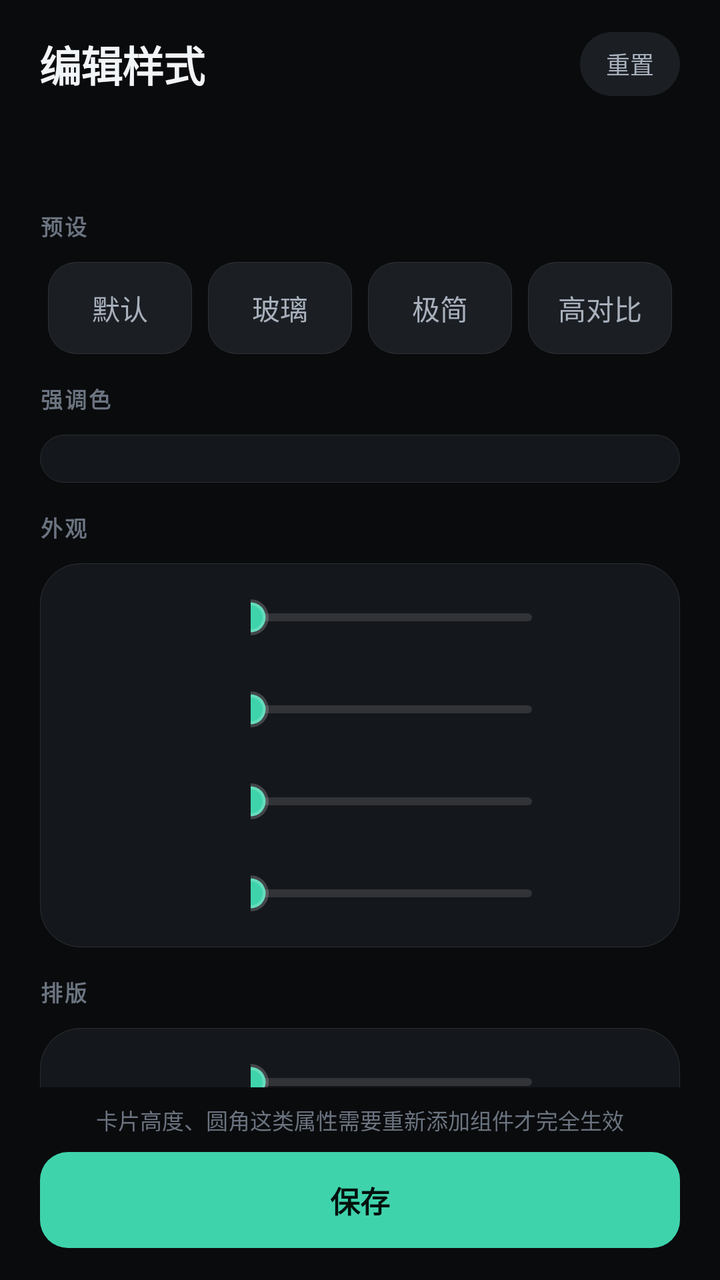
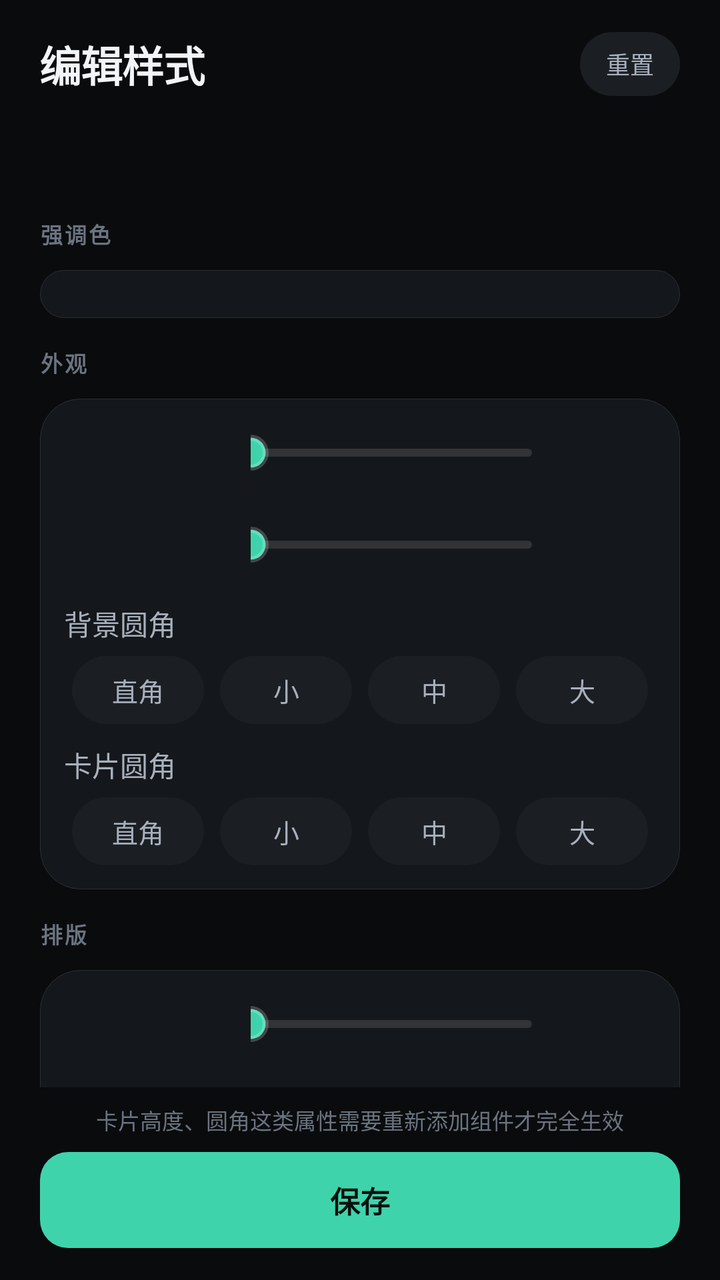

The first picture is an Android layout as it rendered before a commit; the second is the same layout after the commit. The layout source and the unified diff follow.
<!-- AndroidManifest.xml: application theme AppTheme -->
<!-- res/layout/activity_preview.xml -->
<?xml version="1.0" encoding="utf-8"?>
<LinearLayout xmlns:android="http://schemas.android.com/apk/res/android"
    android:layout_width="match_parent"
    android:layout_height="match_parent"
    android:background="?attr/colorPageBg"
    android:orientation="vertical">

    
    <LinearLayout
        android:layout_width="match_parent"
        android:layout_height="wrap_content"
        android:orientation="vertical"
        android:paddingStart="@dimen/gutter"
        android:paddingTop="16dp"
        android:paddingEnd="@dimen/gutter">

        <LinearLayout
            android:layout_width="match_parent"
            android:layout_height="wrap_content"
            android:gravity="center_vertical"
            android:orientation="horizontal">

            <TextView
                android:layout_width="wrap_content"
                android:layout_height="wrap_content"
                android:letterSpacing="-0.02"
                android:text="编辑样式"
                android:textColor="?attr/colorTextPrimary"
                android:textSize="21sp"
                android:textStyle="bold" />

            <TextView
                android:id="@+id/txt_dirty"
                android:layout_width="wrap_content"
                android:layout_height="wrap_content"
                android:layout_marginStart="8dp"
                android:background="@drawable/bg_chip_on"
                android:paddingStart="7dp"
                android:paddingTop="2dp"
                android:paddingEnd="7dp"
                android:paddingBottom="2dp"
                android:text="未保存"
                android:textColor="?attr/colorAccent"
                android:textSize="10sp"
                android:visibility="gone" />

            <View
                android:layout_width="0dp"
                android:layout_height="1dp"
                android:layout_weight="1" />

            <TextView
                android:id="@+id/btn_reset"
                android:layout_width="wrap_content"
                android:layout_height="32dp"
                android:background="@drawable/bg_chip"
                android:gravity="center"
                android:paddingStart="13dp"
                android:paddingEnd="13dp"
                android:text="重置"
                android:textColor="?attr/colorTextSecondary"
                android:textSize="12sp" />
        </LinearLayout>

        <TextView
            android:id="@+id/preview_info"
            android:layout_width="match_parent"
            android:layout_height="wrap_content"
            android:layout_marginTop="2dp"
            android:maxLines="1"
            android:ellipsize="end"
            android:textColor="?attr/colorTextTertiary"
            android:textSize="11sp" />

        <FrameLayout
            android:layout_width="match_parent"
            android:layout_height="wrap_content"
            android:id="@+id/preview_stage"
            android:layout_marginTop="10dp"
            android:padding="@dimen/sp_2">

            <FrameLayout
                android:id="@+id/preview_host"
                android:layout_width="match_parent"
                android:layout_height="wrap_content"
                android:layout_gravity="center" />
        </FrameLayout>
    </LinearLayout>

    
    <ScrollView
        android:layout_width="match_parent"
        android:layout_height="0dp"
        android:layout_weight="1"
        android:paddingStart="@dimen/gutter"
        android:paddingEnd="@dimen/gutter"
        android:paddingTop="4dp"
        android:scrollbars="none">

        <LinearLayout
            android:layout_width="match_parent"
            android:layout_height="wrap_content"
            android:orientation="vertical"
            android:paddingBottom="8dp">

            <TextView style="@style/EditorSection" android:layout_marginTop="10dp" android:text="预设" />

            <LinearLayout
                android:layout_width="match_parent"
                android:layout_height="wrap_content"
                android:orientation="horizontal">
                <TextView android:id="@+id/preset_default" style="@style/EditorPreset" android:text="默认" />
                <TextView android:id="@+id/preset_glass" style="@style/EditorPreset" android:text="玻璃" />
                <TextView android:id="@+id/preset_min" style="@style/EditorPreset" android:text="极简" />
                <TextView android:id="@+id/preset_high" style="@style/EditorPreset" android:text="高对比" />
            </LinearLayout>

            <TextView style="@style/EditorSection" android:layout_marginTop="14dp" android:text="强调色" />

            <LinearLayout
                android:layout_width="match_parent"
                android:layout_height="wrap_content"
                android:background="@drawable/bg_surface"
                android:orientation="vertical"
                android:padding="@dimen/sp_3">

                <LinearLayout
                    android:id="@+id/accent_row"
                    android:layout_width="match_parent"
                    android:layout_height="wrap_content"
                    android:orientation="horizontal" />
            </LinearLayout>

            <TextView style="@style/EditorSection" android:layout_marginTop="14dp" android:text="外观" />

            <LinearLayout
                android:layout_width="match_parent"
                android:layout_height="wrap_content"
                android:background="@drawable/bg_surface"
                android:orientation="vertical"
                android:paddingStart="@dimen/sp_3"
                android:paddingEnd="@dimen/sp_3"
                android:paddingTop="@dimen/sp_1"
                android:paddingBottom="@dimen/sp_1">

                <include layout="@layout/row_slider" android:id="@+id/row_alpha" />
                <include layout="@layout/row_slider" android:id="@+id/row_card_alpha" />
                <include layout="@layout/row_slider" android:id="@+id/row_root_radius" />
                <include layout="@layout/row_slider" android:id="@+id/row_card_radius" />
            </LinearLayout>

            <TextView style="@style/EditorSection" android:layout_marginTop="14dp" android:text="排版" />

            <LinearLayout
                android:layout_width="match_parent"
                android:layout_height="wrap_content"
                android:background="@drawable/bg_surface"
                android:orientation="vertical"
                android:paddingStart="@dimen/sp_3"
                android:paddingEnd="@dimen/sp_3"
                android:paddingTop="@dimen/sp_1"
                android:paddingBottom="@dimen/sp_2">

                <include layout="@layout/row_slider" android:id="@+id/row_font" />
                <include layout="@layout/row_slider" android:id="@+id/row_card_height" />
            </LinearLayout>

            <TextView style="@style/EditorSection" android:layout_marginTop="14dp" android:text="内容" />

            <LinearLayout
                android:layout_width="match_parent"
                android:layout_height="wrap_content"
                android:background="@drawable/bg_surface"
                android:orientation="vertical"
                android:padding="@dimen/sp_3">

                <TextView android:id="@+id/chk_upcoming" style="@style/EditorSwitch" android:text="显示未来课程" />
                <TextView android:id="@+id/chk_place" style="@style/EditorSwitch" android:text="显示地点" />
                <TextView android:id="@+id/chk_teacher" style="@style/EditorSwitch" android:text="显示教师" />
                <TextView android:id="@+id/chk_kind" style="@style/EditorSwitch" android:text="显示类型标签" />

                <LinearLayout
                    android:layout_width="match_parent"
                    android:layout_height="wrap_content"
                    android:layout_marginTop="8dp"
                    android:orientation="horizontal">

                    <TextView android:id="@+id/time_24" style="@style/EditorChip" android:text="24 小时" />
                    <TextView android:id="@+id/time_12" style="@style/EditorChip" android:text="上午 / 下午" />
                </LinearLayout>
            </LinearLayout>

            <TextView style="@style/EditorSection" android:layout_marginTop="14dp" android:text="主题" />

            <LinearLayout
                android:layout_width="match_parent"
                android:layout_height="wrap_content"
                android:background="@drawable/bg_surface"
                android:orientation="vertical"
                android:padding="@dimen/sp_3">

                <LinearLayout
                    android:layout_width="match_parent"
                    android:layout_height="wrap_content"
                    android:orientation="horizontal">

                    <TextView android:id="@+id/theme_auto" style="@style/EditorChip" android:text="跟随系统" />
                    <TextView android:id="@+id/theme_light" style="@style/EditorChip" android:text="浅色" />
                    <TextView android:id="@+id/theme_dark" style="@style/EditorChip" android:text="深色" />
                </LinearLayout>

                <TextView
                    android:layout_width="match_parent"
                    android:layout_height="wrap_content"
                    android:layout_marginTop="8dp"
                    android:text="切换后界面立即生效；桌面组件需重新添加才会完全跟上"
                    android:textColor="?attr/colorTextTertiary"
                    android:textSize="11.5sp" />
            </LinearLayout>

            <TextView style="@style/EditorSection" android:layout_marginTop="14dp" android:text="行为" />

            <LinearLayout
                android:layout_width="match_parent"
                android:layout_height="wrap_content"
                android:background="@drawable/bg_surface"
                android:orientation="vertical"
                android:padding="@dimen/sp_3">

                <LinearLayout
                    android:layout_width="match_parent"
                    android:layout_height="wrap_content"
                    android:orientation="horizontal">

                    <TextView android:id="@+id/refresh_smart" style="@style/EditorChip" android:text="智能" />
                    <TextView android:id="@+id/refresh_saver" style="@style/EditorChip" android:text="省电" />
                    <TextView android:id="@+id/refresh_frequent" style="@style/EditorChip" android:text="频繁" />
                </LinearLayout>

                <TextView
                    android:id="@+id/txt_refresh_hint"
                    android:layout_width="match_parent"
                    android:layout_height="wrap_content"
                    android:layout_marginTop="8dp"
                    android:lineSpacingExtra="2dp"
                    android:textColor="?attr/colorTextTertiary"
                    android:textSize="11.5sp" />

                <TextView
                    android:id="@+id/chk_click"
                    style="@style/EditorSwitch"
                    android:layout_marginTop="6dp"
                    android:text="点击组件打开软件" />
            </LinearLayout>
        </LinearLayout>
    </ScrollView>

    
    <LinearLayout
        android:layout_width="match_parent"
        android:layout_height="wrap_content"
        android:background="?attr/colorPageBg"
        android:orientation="vertical"
        android:paddingStart="@dimen/gutter"
        android:paddingTop="8dp"
        android:paddingEnd="@dimen/gutter"
        android:paddingBottom="16dp">

        <TextView
            android:layout_width="match_parent"
            android:layout_height="wrap_content"
            android:layout_marginBottom="8dp"
            android:lineSpacingExtra="2dp"
            android:text="卡片高度、圆角这类属性需要重新添加组件才完全生效"
            android:textColor="?attr/colorTextTertiary"
            android:textSize="11sp"
            android:gravity="center" />

        <TextView
            android:id="@+id/btn_save"
            android:layout_width="match_parent"
            android:layout_height="48dp"
            android:background="@drawable/bg_btn_primary"
            android:gravity="center"
            android:text="保存"
            android:textColor="#FF04120E"
            android:textSize="15sp"
            android:textStyle="bold" />
    </LinearLayout>
</LinearLayout>
<!-- res/layout/row_slider.xml (included above) -->
<?xml version="1.0" encoding="utf-8"?>
<LinearLayout xmlns:android="http://schemas.android.com/apk/res/android"
    android:layout_width="match_parent"
    android:layout_height="wrap_content"
    android:orientation="horizontal"
    android:gravity="center_vertical"
    android:paddingTop="7dp"
    android:paddingBottom="7dp">

    <TextView
        android:id="@+id/slider_label"
        android:layout_width="0dp"
        android:layout_height="wrap_content"
        android:layout_weight="1"
        android:maxLines="1"
        android:textColor="?attr/colorTextSecondary"
        android:textSize="14sp" />

    <SeekBar
        android:id="@+id/slider"
        android:layout_width="0dp"
        android:layout_height="32dp"
        android:layout_weight="1.5"
        android:paddingStart="0dp"
        android:paddingEnd="0dp"
        android:progressDrawable="@drawable/seek_track"
        android:splitTrack="false"
        android:thumb="@drawable/seek_thumb" />

    <TextView
        android:id="@+id/slider_value"
        android:layout_width="56dp"
        android:layout_height="wrap_content"
        android:layout_marginStart="6dp"
        android:gravity="end"
        android:textColor="?attr/colorAccent"
        android:textSize="13sp"
        android:textStyle="bold" />
</LinearLayout>
<!-- resources referenced by this layout -->
<resources>
  <dimen name="gutter">20dp</dimen>
  <dimen name="sp_1">4dp</dimen>
  <dimen name="sp_2">8dp</dimen>
  <dimen name="sp_3">12dp</dimen>
  <!-- drawable bg_btn_primary (drawable) -->
  <?xml version="1.0" encoding="utf-8"?>
  <ripple xmlns:android="http://schemas.android.com/apk/res/android" android:color="#33000000">
      <item>
          <shape android:shape="rectangle">
              <solid android:color="?attr/colorAccent" />
              <corners android:radius="@dimen/r_md" />
          </shape>
      </item>
  </ripple>
  <!-- drawable bg_chip (drawable) -->
  <?xml version="1.0" encoding="utf-8"?>
  <ripple xmlns:android="http://schemas.android.com/apk/res/android" android:color="#22FFFFFF">
      <item>
          <shape android:shape="rectangle">
              <solid android:color="?attr/colorSurfaceHigh" />
              <corners android:radius="999dp" />
          </shape>
      </item>
  </ripple>
  <!-- drawable bg_chip_on (drawable) -->
  <?xml version="1.0" encoding="utf-8"?>
  <ripple xmlns:android="http://schemas.android.com/apk/res/android" android:color="#333FD3AC">
      <item>
          <shape android:shape="rectangle">
              <solid android:color="#1F3FD3AC" />
              <corners android:radius="999dp" />
              <stroke android:width="1dp" android:color="?attr/colorAccent" />
          </shape>
      </item>
  </ripple>
  <!-- drawable bg_surface (drawable) -->
  <?xml version="1.0" encoding="utf-8"?>
  <shape xmlns:android="http://schemas.android.com/apk/res/android" android:shape="rectangle">
      <solid android:color="?attr/colorSurface" />
      <corners android:radius="@dimen/r_lg" />
      <stroke android:width="1px" android:color="?attr/colorStroke" />
  </shape>
  <!-- drawable seek_thumb (drawable) -->
  <?xml version="1.0" encoding="utf-8"?>
  <shape xmlns:android="http://schemas.android.com/apk/res/android" android:shape="oval">
      <solid android:color="?attr/colorAccent" />
      <size android:width="18dp" android:height="18dp" />
      <stroke android:width="3dp" android:color="#33FFFFFF" />
  </shape>
  <style name="EditorPreset">
          <item name="android:layout_width">0dp</item>
          <item name="android:layout_height">46dp</item>
          <item name="android:layout_weight">1</item>
          <item name="android:layout_marginStart">4dp</item>
          <item name="android:layout_marginEnd">4dp</item>
          <item name="android:background">@drawable/bg_preset</item>
          <item name="android:gravity">center</item>
          <item name="android:textColor">?attr/colorTextSecondary</item>
          <item name="android:textSize">14sp</item>
      </style>
  <style name="AppTheme" parent="AppTheme.Dark" />
  <dimen name="r_md">14dp</dimen>
  <dimen name="r_lg">20dp</dimen>
  <!-- drawable bg_preset (drawable) -->
  <?xml version="1.0" encoding="utf-8"?>
  <ripple xmlns:android="http://schemas.android.com/apk/res/android" android:color="#22FFFFFF">
      <item>
          <shape android:shape="rectangle">
              <solid android:color="?attr/colorSurfaceHigh" />
              <corners android:radius="@dimen/r_md" />
              <stroke android:width="1px" android:color="?attr/colorStroke" />
          </shape>
      </item>
  </ripple>
  <!-- drawable ic_check_off (drawable) -->
  <vector xmlns:android="http://schemas.android.com/apk/res/android"
      android:width="22dp" android:height="22dp" android:viewportWidth="24" android:viewportHeight="24">
      <path android:fillColor="#66FFFFFF" android:pathData="M12,2C6.48,2 2,6.48 2,12s4.48,10 10,10 10,-4.48 10,-10S17.52,2 12,2zM12,20c-4.42,0 -8,-3.58 -8,-8s3.58,-8 8,-8 8,3.58 8,8 -3.58,8 -8,8z"/>
  </vector>
  <!-- unchanged entries left out for length: 5 -->
</resources>

<!-- the commit's change to res/layout/activity_preview.xml (unified diff, before → after) -->
@@ -89,6 +89,7 @@
 
     
     <ScrollView
+        android:id="@+id/editor_scroll"
         android:layout_width="match_parent"
         android:layout_height="0dp"
         android:layout_weight="1"
@@ -103,18 +104,6 @@
             android:orientation="vertical"
             android:paddingBottom="8dp">
 
-            <TextView style="@style/EditorSection" android:layout_marginTop="10dp" android:text="预设" />
-
-            <LinearLayout
-                android:layout_width="match_parent"
-                android:layout_height="wrap_content"
-                android:orientation="horizontal">
-                <TextView android:id="@+id/preset_default" style="@style/EditorPreset" android:text="默认" />
-                <TextView android:id="@+id/preset_glass" style="@style/EditorPreset" android:text="玻璃" />
-                <TextView android:id="@+id/preset_min" style="@style/EditorPreset" android:text="极简" />
-                <TextView android:id="@+id/preset_high" style="@style/EditorPreset" android:text="高对比" />
-            </LinearLayout>
-
             <TextView style="@style/EditorSection" android:layout_marginTop="14dp" android:text="强调色" />
 
             <LinearLayout
@@ -145,8 +134,46 @@
 
                 <include layout="@layout/row_slider" android:id="@+id/row_alpha" />
                 <include layout="@layout/row_slider" android:id="@+id/row_card_alpha" />
-                <include layout="@layout/row_slider" android:id="@+id/row_root_radius" />
-                <include layout="@layout/row_slider" android:id="@+id/row_card_radius" />
+
+                <TextView
+                    android:layout_width="match_parent"
+                    android:layout_height="wrap_content"
+                    android:layout_marginTop="6dp"
+                    android:text="背景圆角"
+                    android:textColor="?attr/colorTextSecondary"
+                    android:textSize="14sp" />
+
+                <LinearLayout
+                    android:layout_width="match_parent"
+                    android:layout_height="wrap_content"
+                    android:layout_marginTop="6dp"
+                    android:layout_marginBottom="4dp"
+                    android:orientation="horizontal">
+                    <TextView android:id="@+id/r_root_0" style="@style/EditorChip" android:text="直角" />
+                    <TextView android:id="@+id/r_root_1" style="@style/EditorChip" android:text="小" />
+                    <TextView android:id="@+id/r_root_2" style="@style/EditorChip" android:text="中" />
+                    <TextView android:id="@+id/r_root_3" style="@style/EditorChip" android:text="大" />
+                </LinearLayout>
+
+                <TextView
+                    android:layout_width="match_parent"
+                    android:layout_height="wrap_content"
+                    android:layout_marginTop="6dp"
+                    android:text="卡片圆角"
+                    android:textColor="?attr/colorTextSecondary"
+                    android:textSize="14sp" />
+
+                <LinearLayout
+                    android:layout_width="match_parent"
+                    android:layout_height="wrap_content"
+                    android:layout_marginTop="6dp"
+                    android:layout_marginBottom="8dp"
+                    android:orientation="horizontal">
+                    <TextView android:id="@+id/r_card_0" style="@style/EditorChip" android:text="直角" />
+                    <TextView android:id="@+id/r_card_1" style="@style/EditorChip" android:text="小" />
+                    <TextView android:id="@+id/r_card_2" style="@style/EditorChip" android:text="中" />
+                    <TextView android:id="@+id/r_card_3" style="@style/EditorChip" android:text="大" />
+                </LinearLayout>
             </LinearLayout>
 
             <TextView style="@style/EditorSection" android:layout_marginTop="14dp" android:text="排版" />
@@ -162,7 +189,26 @@
                 android:paddingBottom="@dimen/sp_2">
 
                 <include layout="@layout/row_slider" android:id="@+id/row_font" />
-                <include layout="@layout/row_slider" android:id="@+id/row_card_height" />
+
+                <TextView
+                    android:layout_width="match_parent"
+                    android:layout_height="wrap_content"
+                    android:layout_marginTop="6dp"
+                    android:text="卡片高度"
+                    android:textColor="?attr/colorTextSecondary"
+                    android:textSize="14sp" />
+
+                <LinearLayout
+                    android:layout_width="match_parent"
+                    android:layout_height="wrap_content"
+                    android:layout_marginTop="6dp"
+                    android:layout_marginBottom="8dp"
+                    android:orientation="horizontal">
+                    <TextView android:id="@+id/h_auto" style="@style/EditorChip" android:text="自动" />
+                    <TextView android:id="@+id/h_min" style="@style/EditorChip" android:text="紧凑" />
+                    <TextView android:id="@+id/h_mid" style="@style/EditorChip" android:text="标准" />
+                    <TextView android:id="@+id/h_max" style="@style/EditorChip" android:text="宽松" />
+                </LinearLayout>
             </LinearLayout>
 
             <TextView style="@style/EditorSection" android:layout_marginTop="14dp" android:text="内容" />
@@ -179,15 +225,6 @@
                 <TextView android:id="@+id/chk_teacher" style="@style/EditorSwitch" android:text="显示教师" />
                 <TextView android:id="@+id/chk_kind" style="@style/EditorSwitch" android:text="显示类型标签" />
 
-                <LinearLayout
-                    android:layout_width="match_parent"
-                    android:layout_height="wrap_content"
-                    android:layout_marginTop="8dp"
-                    android:orientation="horizontal">
-
-                    <TextView android:id="@+id/time_24" style="@style/EditorChip" android:text="24 小时" />
-                    <TextView android:id="@+id/time_12" style="@style/EditorChip" android:text="上午 / 下午" />
-                </LinearLayout>
             </LinearLayout>
 
             <TextView style="@style/EditorSection" android:layout_marginTop="14dp" android:text="主题" />
@@ -226,26 +263,6 @@
                 android:background="@drawable/bg_surface"
                 android:orientation="vertical"
                 android:padding="@dimen/sp_3">
-
-                <LinearLayout
-                    android:layout_width="match_parent"
-                    android:layout_height="wrap_content"
-                    android:orientation="horizontal">
-
-                    <TextView android:id="@+id/refresh_smart" style="@style/EditorChip" android:text="智能" />
-                    <TextView android:id="@+id/refresh_saver" style="@style/EditorChip" android:text="省电" />
-                    <TextView android:id="@+id/refresh_frequent" style="@style/EditorChip" android:text="频繁" />
-                </LinearLayout>
-
-                <TextView
-                    android:id="@+id/txt_refresh_hint"
-                    android:layout_width="match_parent"
-                    android:layout_height="wrap_content"
-                    android:layout_marginTop="8dp"
-                    android:lineSpacingExtra="2dp"
-                    android:textColor="?attr/colorTextTertiary"
-                    android:textSize="11.5sp" />
-
                 <TextView
                     android:id="@+id/chk_click"
                     style="@style/EditorSwitch"
<!-- resource entries referenced after the edit -->
@@ -49,31 +49,9 @@
       <size android:width="18dp" android:height="18dp" />
       <stroke android:width="3dp" android:color="#33FFFFFF" />
   </shape>
-  <style name="EditorPreset">
-          <item name="android:layout_width">0dp</item>
-          <item name="android:layout_height">46dp</item>
-          <item name="android:layout_weight">1</item>
-          <item name="android:layout_marginStart">4dp</item>
-          <item name="android:layout_marginEnd">4dp</item>
-          <item name="android:background">@drawable/bg_preset</item>
-          <item name="android:gravity">center</item>
-          <item name="android:textColor">?attr/colorTextSecondary</item>
-          <item name="android:textSize">14sp</item>
-      </style>
   <style name="AppTheme" parent="AppTheme.Dark" />
   <dimen name="r_md">14dp</dimen>
   <dimen name="r_lg">20dp</dimen>
-  <!-- drawable bg_preset (drawable) -->
-  <?xml version="1.0" encoding="utf-8"?>
-  <ripple xmlns:android="http://schemas.android.com/apk/res/android" android:color="#22FFFFFF">
-      <item>
-          <shape android:shape="rectangle">
-              <solid android:color="?attr/colorSurfaceHigh" />
-              <corners android:radius="@dimen/r_md" />
-              <stroke android:width="1px" android:color="?attr/colorStroke" />
-          </shape>
-      </item>
-  </ripple>
   <!-- drawable ic_check_off (drawable) -->
   <vector xmlns:android="http://schemas.android.com/apk/res/android"
       android:width="22dp" android:height="22dp" android:viewportWidth="24" android:viewportHeight="24">
